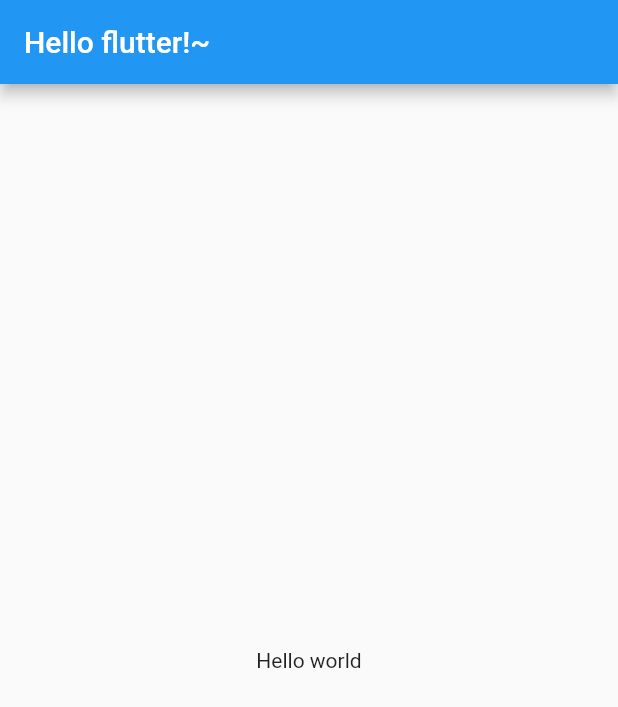
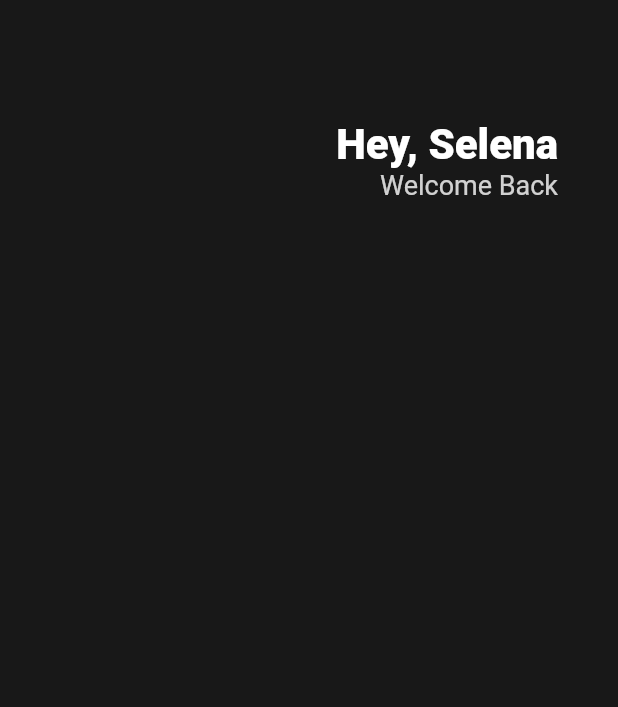
Before and after one commit to songtomtom/flutter-study, a Flutter app: the screen it shows after launch, on a phone screen of 412 x 824 dp. Shown: the top 707 px of the screen. Run offline on Flutter 3.47's test engine with Material 2 defaults, Android fonts, the phone set to English and light mode, and no system bars.

Commit message:
타이틀 개발

```diff
--- a/lib/main.dart
+++ b/lib/main.dart
@@ -16,8 +16,41 @@
   Widget build(BuildContext context) {
     return MaterialApp(
       home: Scaffold(
-        body: const Center(child: Text('Hello world')),
-        appBar: AppBar(title: const Text("Hello flutter!~")),
+        backgroundColor: const Color(0xFF181818),
+        body: Padding(
+          padding: const EdgeInsets.symmetric(horizontal: 40),
+          child: Column(
+            children: [
+              const SizedBox(
+                height: 80,
+              ),
+              Row(
+                mainAxisAlignment: MainAxisAlignment.end,
+                children: [
+                  Column(
+                    crossAxisAlignment: CrossAxisAlignment.end,
+                    children: [
+                      const Text(
+                        'Hey, Selena',
+                        style: TextStyle(
+                            color: Colors.white,
+                            fontSize: 28,
+                            fontWeight: FontWeight.w800),
+                      ),
+                      Text(
+                        'Welcome Back',
+                        style: TextStyle(
+                          color: Colors.white.withOpacity(0.8),
+                          fontSize: 18,
+                        ),
+                      )
+                    ],
+                  )
+                ],
+              )
+            ],
+          ),
+        ),
       ),
     );
   }
```
